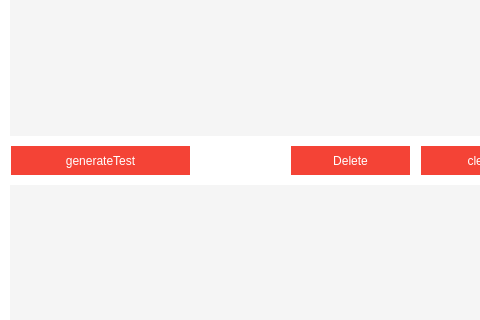
Qt form reporter.ui (Davebudil/reporter) before a commit; both pictures show x 0 to 480 and y 187 to 507 of the 866 by 602 pixel window.
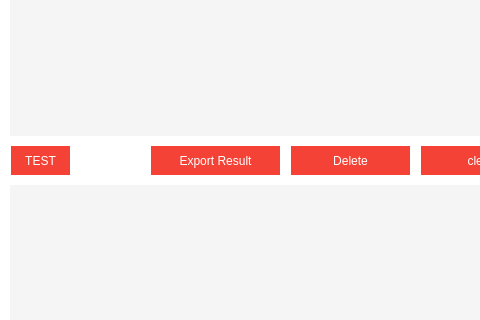
The same form after that commit. Icons and pictures are not drawn.

What changed in the file:
```diff
--- a/reporter.ui
+++ b/reporter.ui
@@ -2466,7 +2466,7 @@
        <rect>
         <x>10</x>
         <y>310</y>
-        <width>181</width>
+        <width>61</width>
         <height>31</height>
        </rect>
       </property>
@@ -2474,7 +2474,23 @@
        <string notr="true"/>
       </property>
       <property name="text">
-       <string>generateTest</string>
+       <string>TEST</string>
+      </property>
+     </widget>
+     <widget class="QToolButton" name="toolButton_3">
+      <property name="geometry">
+       <rect>
+        <x>150</x>
+        <y>310</y>
+        <width>131</width>
+        <height>31</height>
+       </rect>
+      </property>
+      <property name="styleSheet">
+       <string notr="true"/>
+      </property>
+      <property name="text">
+       <string>Export Result</string>
       </property>
      </widget>
     </widget>
```
